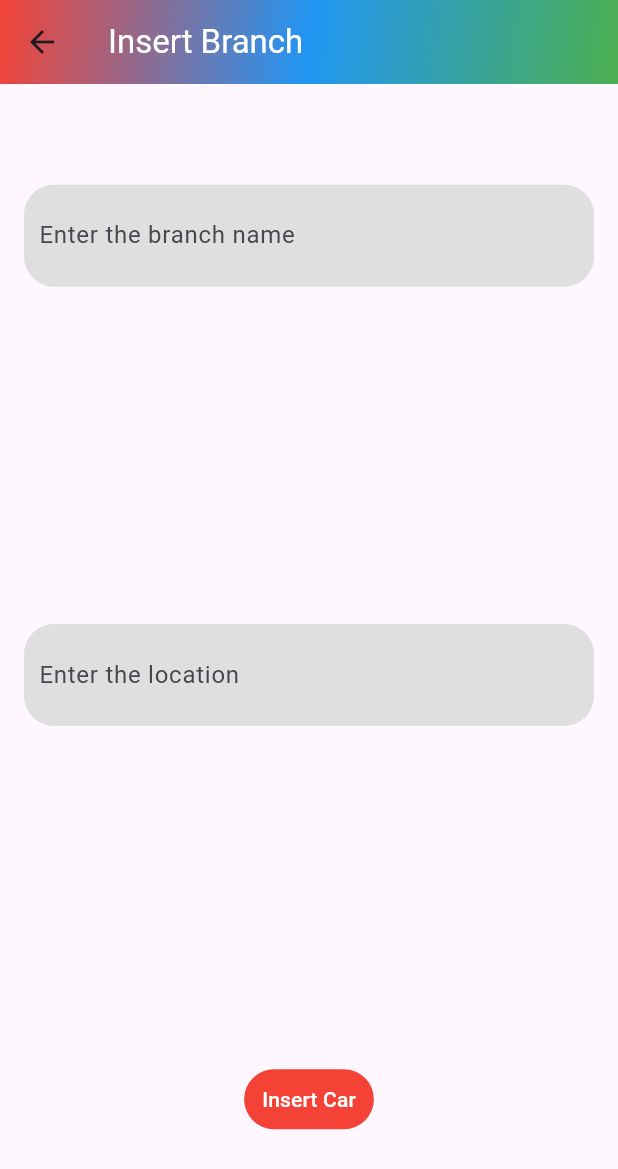
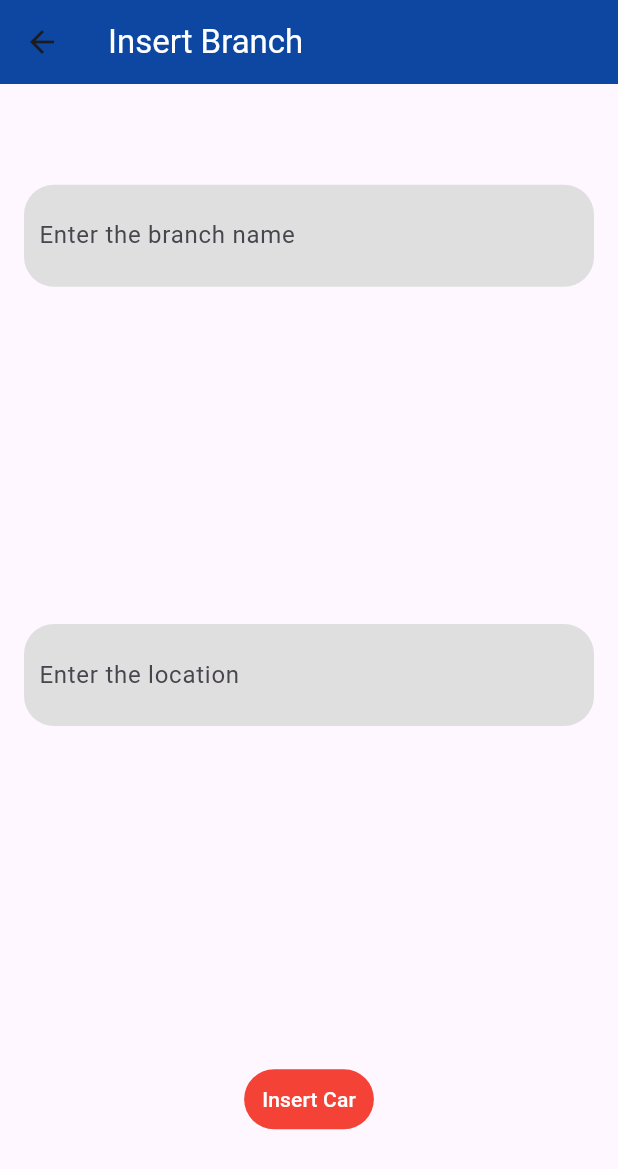
Before and after one commit to monzer2004-l/Cars_app, a Flutter app: the InsertBranches screen opened directly, on a phone screen of 412 x 824 dp. Shown: the top 1169 px of the screen. Run offline on Flutter 3.47's test engine with Material 3 defaults, Android fonts, the light colour scheme and no system bars; our stand-ins replace shared_preferences; accounts and stored records are empty; network calls fail.

Commit message:
change color of appbar

```diff
--- a/lib/screens/Screens_incsert/insert_branches.dart
+++ b/lib/screens/Screens_incsert/insert_branches.dart
@@ -56,19 +56,7 @@ class _InsertBranchesState extends State<InsertBranches> {
   Widget build(BuildContext context) {
     return Scaffold(
       appBar: AppBar(
-        flexibleSpace: Container(
-          decoration: const BoxDecoration(
-            gradient: LinearGradient(
-              begin: Alignment.topLeft,
-              end: Alignment.bottomRight,
-              colors: [
-                Colors.red,
-                Colors.blue,
-                Colors.green
-              ], // استخدم الألوان التي تختارها
-            ),
-          ),
-        ),
+        backgroundColor: Color(0xff0D47A1),
         title: const Text(
           'Insert Branch',
           style: TextStyle(color: Colors.white),
```
Also changed, not shown: lib/screens/Screens_incsert/insert_cars.dart (+1 -13 lines), lib/screens/Screens_incsert/insert_emp.dart (+1 -13 lines), lib/screens/screens_edit/edit_branches.dart (+1 -13 lines), lib/screens/screens_edit/edit_cars.dart (+1 -13 lines), lib/screens/screens_edit/edit_emp.dart (+1 -13 lines).
